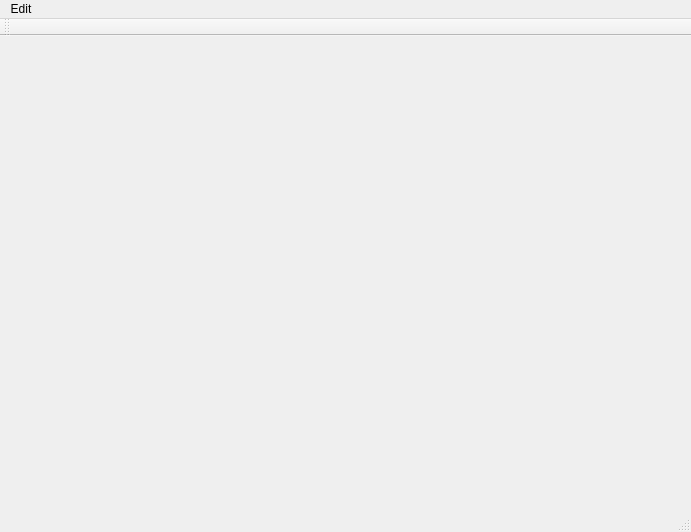
Old version of the form MainWindow.ui in the repository ar1m4n/AllwaysWin.
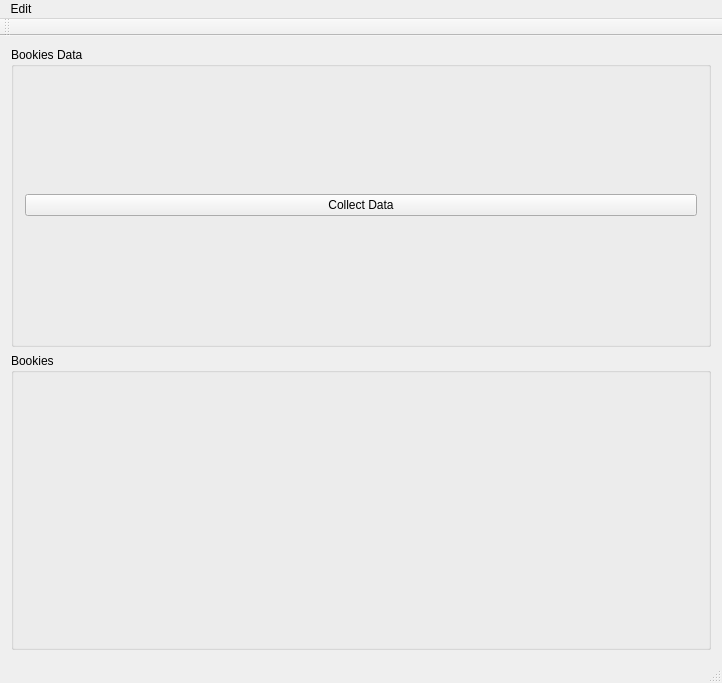
New version of the form.

Diff of the .ui file:
```diff
--- a/MainWindow.ui
+++ b/MainWindow.ui
@@ -6,22 +6,65 @@
    <rect>
     <x>0</x>
     <y>0</y>
-    <width>691</width>
-    <height>532</height>
+    <width>718</width>
+    <height>683</height>
    </rect>
   </property>
   <property name="windowTitle">
    <string>MainWindow</string>
   </property>
   <widget class="QWidget" name="centralWidget">
-   <layout class="QHBoxLayout" name="horizontalLayout_2"/>
+   <property name="sizePolicy">
+    <sizepolicy hsizetype="Preferred" vsizetype="Preferred">
+     <horstretch>0</horstretch>
+     <verstretch>0</verstretch>
+    </sizepolicy>
+   </property>
+   <layout class="QVBoxLayout" name="verticalLayout">
+    <item>
+     <widget class="QGroupBox" name="BookiesDataBox">
+      <property name="minimumSize">
+       <size>
+        <width>700</width>
+        <height>300</height>
+       </size>
+      </property>
+      <property name="title">
+       <string>Bookies Data</string>
+      </property>
+      <layout class="QHBoxLayout" name="horizontalLayout">
+       <item>
+        <widget class="QPushButton" name="collectDataBtn">
+         <property name="text">
+          <string>Collect Data</string>
+         </property>
+        </widget>
+       </item>
+      </layout>
+     </widget>
+    </item>
+    <item>
+     <widget class="QGroupBox" name="BookiesBox">
+      <property name="minimumSize">
+       <size>
+        <width>0</width>
+        <height>0</height>
+       </size>
+      </property>
+      <property name="title">
+       <string>Bookies</string>
+      </property>
+      <layout class="QHBoxLayout" name="horizontalLayout_2"/>
+     </widget>
+    </item>
+   </layout>
   </widget>
   <widget class="QMenuBar" name="menuBar">
    <property name="geometry">
     <rect>
      <x>0</x>
      <y>0</y>
-     <width>691</width>
+     <width>718</width>
      <height>20</height>
     </rect>
    </property>
```
